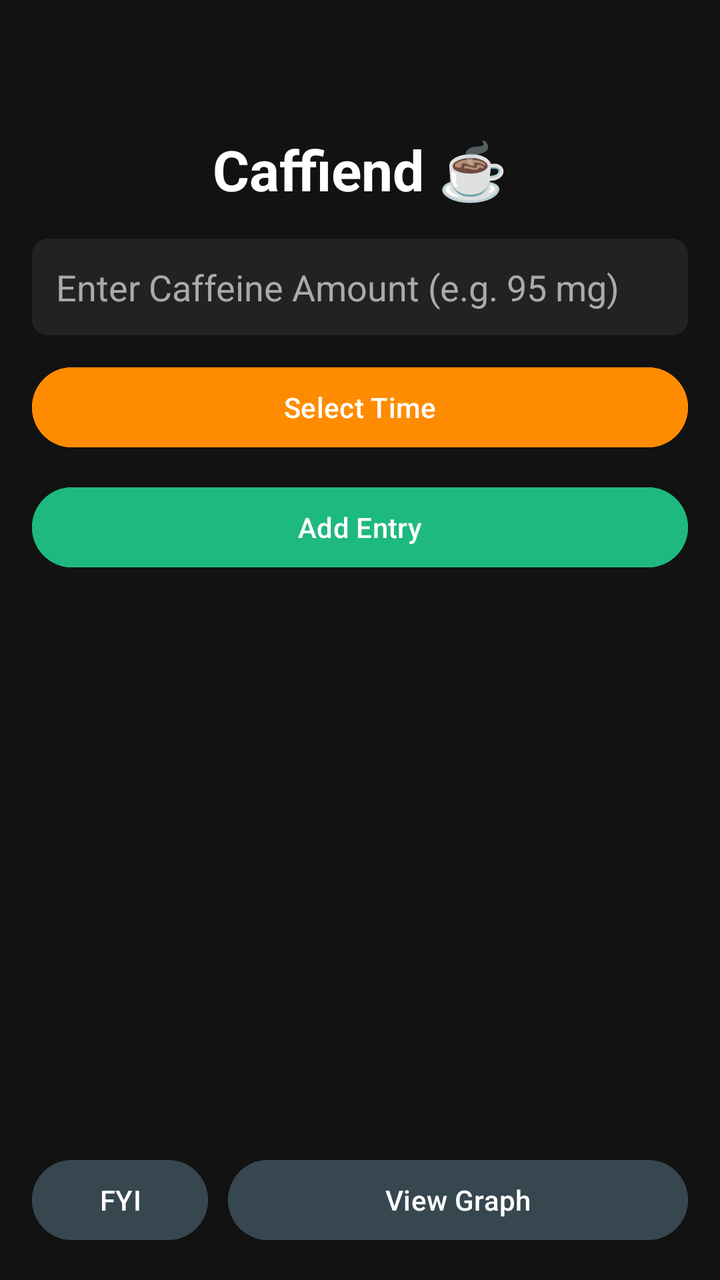
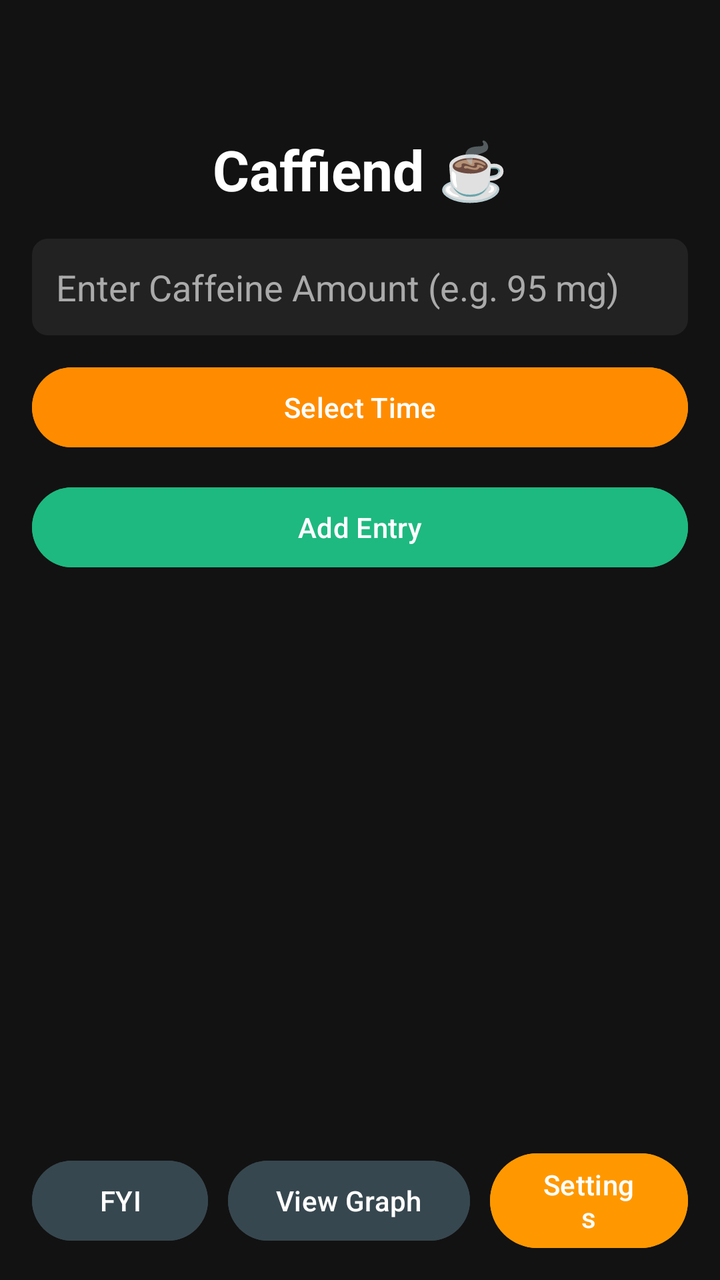

The first picture is an Android layout as it rendered before a commit; the second is the same layout after the commit. The layout source and the unified diff follow.
<!-- AndroidManifest.xml: application theme Theme.Caffiend -->
<!-- res/layout/activity_main.xml -->
<?xml version="1.0" encoding="utf-8"?>
<LinearLayout xmlns:android="http://schemas.android.com/apk/res/android"
    xmlns:app="http://schemas.android.com/apk/res-auto"
    android:layout_width="match_parent"
    android:layout_height="match_parent"
    android:background="#121212"
    android:orientation="vertical"
    android:padding="16dp"> 

    <TextView
        android:id="@+id/titleText"
        android:layout_width="match_parent"
        android:layout_height="wrap_content"
        android:layout_marginTop="50dp"
        android:gravity="center"
        android:paddingBottom="16dp"
        android:text="Caffiend ☕"
        android:textColor="#FFFFFF"
        android:textSize="28sp"
        android:textStyle="bold" />

    <EditText
        android:id="@+id/amountInput"
        android:layout_width="match_parent"
        android:layout_height="wrap_content"
        android:layout_marginBottom="12dp"
        android:background="@drawable/edit_text_bg"
        android:hint="Enter Caffeine Amount (e.g. 95 mg)"
        android:inputType="text"
        android:padding="12dp"
        android:textColor="#FFFFFF"
        android:textColorHint="#AAAAAA" />

    <Button
        android:id="@+id/timeInput"
        android:layout_width="match_parent"
        android:layout_height="wrap_content"
        android:layout_marginBottom="12dp"
        android:backgroundTint="#FF8C00"
        android:text="Select Time"
        android:textColor="#FFFFFF" />

    <Button
        android:id="@+id/entryButton"
        android:layout_width="match_parent"
        android:layout_height="wrap_content"
        android:layout_marginBottom="16dp"
        android:backgroundTint="#1EB980"
        android:text="Add Entry"
        android:textColor="#FFFFFF" />

    <androidx.recyclerview.widget.RecyclerView
        android:id="@+id/recyclerView"
        android:layout_width="match_parent"
        android:layout_height="0dp"
        android:layout_weight="1"
        android:paddingBottom="8dp" />

    <LinearLayout
        android:layout_width="match_parent"
        android:layout_height="wrap_content"
        android:orientation="horizontal">
        <Button
            android:id="@+id/FYI"
            android:layout_width="wrap_content"
            android:layout_height="wrap_content"
            android:layout_marginTop="8dp"
            android:backgroundTint="#37474f"
            android:text="FYI"
            android:textColor="#FFFFFF"
            android:layout_marginRight="10dp"/>
    <Button
        android:id="@+id/sideButton"
        android:layout_width="match_parent"
        android:layout_height="wrap_content"
        android:layout_marginTop="8dp"
        android:backgroundTint="#37474F"
        android:text="View Graph"
        android:textColor="#FFFFFF" />

    </LinearLayout>
</LinearLayout>
<!-- resources referenced by this layout -->
<resources>
  <!-- drawable edit_text_bg (drawable) -->
  <?xml version="1.0" encoding="utf-8"?>
  <shape  xmlns:android="http://schemas.android.com/apk/res/android"
      android:shape="rectangle">
      <solid android:color="#222222" />
      <corners android:radius="8dp"/>
      <padding android:left="12dp" android:right="12dp"/>
  </shape>
  <style name="Theme.Caffiend" parent="Base.Theme.Caffiend" />
  <style name="Base.Theme.Caffiend" parent="Theme.Material3.DayNight.NoActionBar">
          
          
      </style>
</resources>

<!-- the commit's change to res/layout/activity_main.xml (unified diff, before → after) -->
@@ -5,8 +5,9 @@
     android:layout_height="match_parent"
     android:background="#121212"
     android:orientation="vertical"
-    android:padding="16dp"> 
+    android:padding="16dp">
 
+    
     <TextView
         android:id="@+id/titleText"
         android:layout_width="match_parent"
@@ -19,6 +20,7 @@
         android:textSize="28sp"
         android:textStyle="bold" />
 
+    
     <EditText
         android:id="@+id/amountInput"
         android:layout_width="match_parent"
@@ -26,11 +28,12 @@
         android:layout_marginBottom="12dp"
         android:background="@drawable/edit_text_bg"
         android:hint="Enter Caffeine Amount (e.g. 95 mg)"
-        android:inputType="text"
+        android:inputType="number"
         android:padding="12dp"
         android:textColor="#FFFFFF"
         android:textColorHint="#AAAAAA" />
 
+    
     <Button
         android:id="@+id/timeInput"
         android:layout_width="match_parent"
@@ -40,6 +43,7 @@
         android:text="Select Time"
         android:textColor="#FFFFFF" />
 
+    
     <Button
         android:id="@+id/entryButton"
         android:layout_width="match_parent"
@@ -49,6 +53,7 @@
         android:text="Add Entry"
         android:textColor="#FFFFFF" />
 
+    
     <androidx.recyclerview.widget.RecyclerView
         android:id="@+id/recyclerView"
         android:layout_width="match_parent"
@@ -56,27 +61,40 @@
         android:layout_weight="1"
         android:paddingBottom="8dp" />
 
+    
     <LinearLayout
         android:layout_width="match_parent"
         android:layout_height="wrap_content"
-        android:orientation="horizontal">
+        android:orientation="horizontal"
+        android:gravity="center">
+
         <Button
             android:id="@+id/FYI"
             android:layout_width="wrap_content"
             android:layout_height="wrap_content"
             android:layout_marginTop="8dp"
+            android:layout_marginRight="10dp"
             android:backgroundTint="#37474f"
             android:text="FYI"
-            android:textColor="#FFFFFF"
-            android:layout_marginRight="10dp"/>
-    <Button
-        android:id="@+id/sideButton"
-        android:layout_width="match_parent"
-        android:layout_height="wrap_content"
-        android:layout_marginTop="8dp"
-        android:backgroundTint="#37474F"
-        android:text="View Graph"
-        android:textColor="#FFFFFF" />
+            android:textColor="#FFFFFF" />
 
+        <Button
+            android:id="@+id/sideButton"
+            android:layout_width="wrap_content"
+            android:layout_height="wrap_content"
+            android:layout_marginTop="8dp"
+            android:layout_marginRight="10dp"
+            android:backgroundTint="#37474F"
+            android:text="View Graph"
+            android:textColor="#FFFFFF" />
+
+        <Button
+            android:id="@+id/settingsButton"
+            android:layout_width="wrap_content"
+            android:layout_height="wrap_content"
+            android:layout_marginTop="8dp"
+            android:backgroundTint="#FF9800"
+            android:text="Settings"
+            android:textColor="#FFFFFF" />
     </LinearLayout>
 </LinearLayout>
